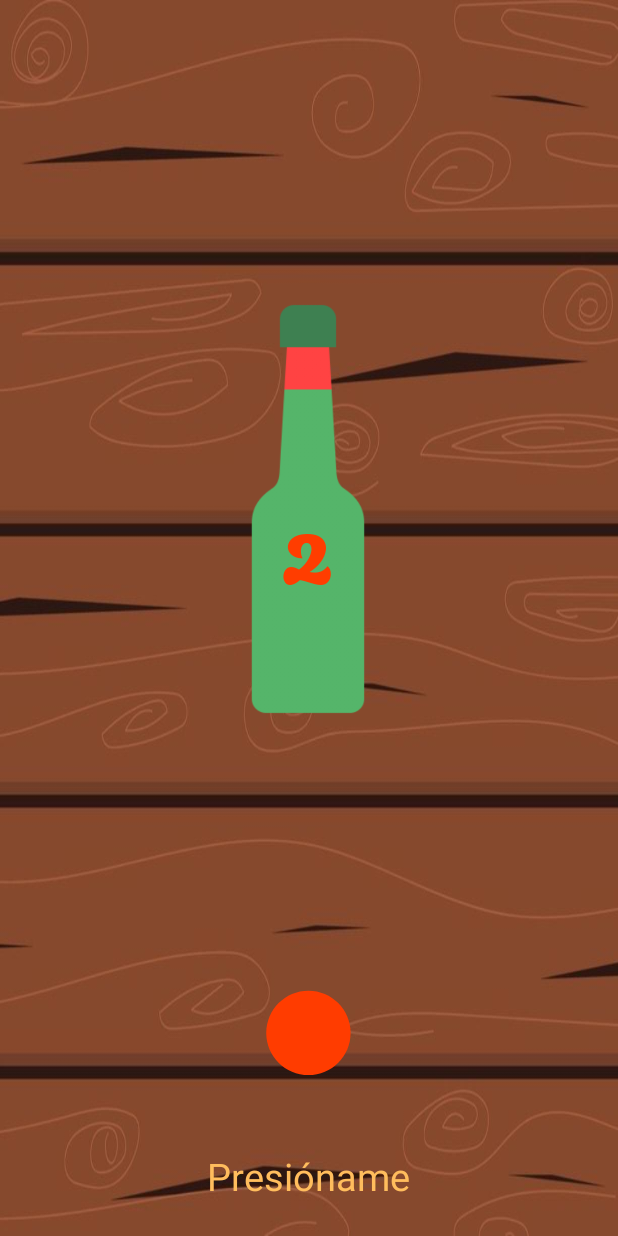
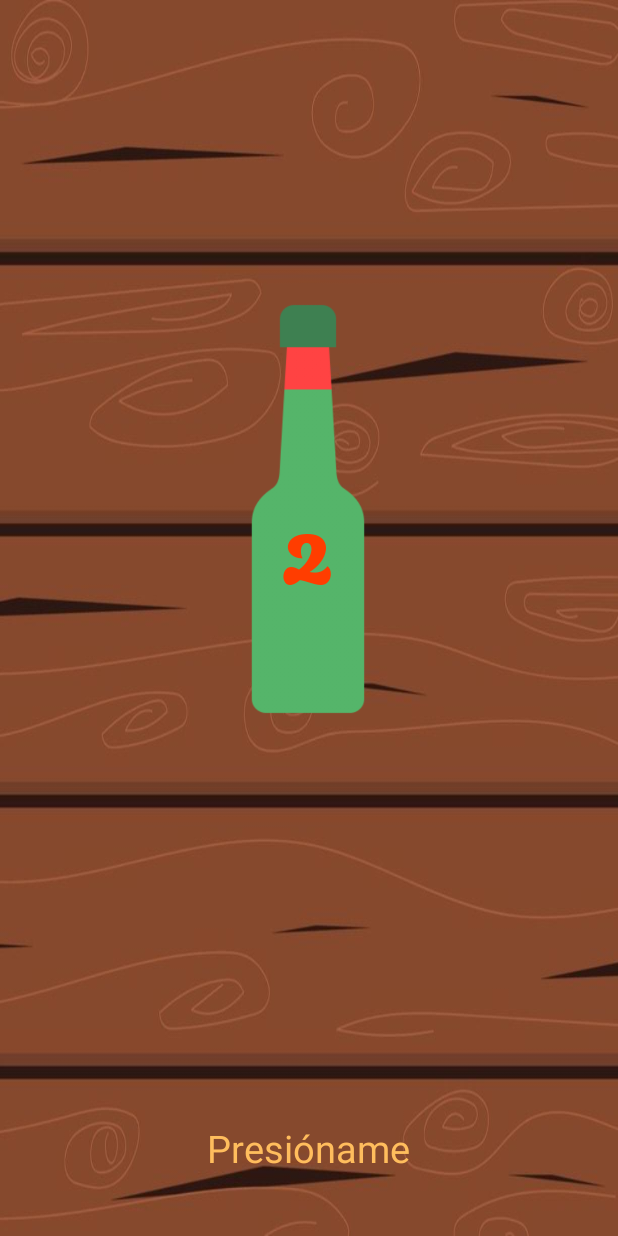
Before and after one commit to CarlosAC-29/equipoSiete, an Android app: the screen it shows after launch (MainActivity), after a tap on an icon or button, on a phone screen of 412 x 824 dp. Run offline under Robolectric (Android 15) with nearby library versions, the phone set to English and light mode, and no system bars; our stand-ins replace data binding; 2 statements that could not run were skipped.

Commit message:
Hide Button implemented

```diff
--- a/app/src/main/java/com/example/picobotella7/view/fragment/HomeFragment.kt
+++ b/app/src/main/java/com/example/picobotella7/view/fragment/HomeFragment.kt
@@ -75,6 +75,7 @@ class HomeFragment : Fragment() {
         // Configurar el listener para guardar el ángulo final de la rotación actual
         rotateAnimation.setAnimationListener(object : Animation.AnimationListener {
             override fun onAnimationStart(animation: Animation?) {
+                lottieBottleAnimation.visibility = View.GONE // Ocultar el botón antes de iniciar la animación
                 mediaPlayer?.start()
                 val stopSoundDelay = 4000L
                 view?.postDelayed({
@@ -86,6 +87,8 @@ class HomeFragment : Fragment() {
             override fun onAnimationEnd(animation: Animation?) {
                 // Aquí puedes ejecutar código al final de la animación de rotación si es necesario
                 lastRotationDegrees = toDegrees
+                lottieBottleAnimation.visibility = View.VISIBLE // Restaurar la visibilidad al finalizar la animación
+
             }
 
             override fun onAnimationRepeat(animation: Animation?) {
--- a/app/src/main/res/layout/fragment_home.xml
+++ b/app/src/main/res/layout/fragment_home.xml
@@ -86,8 +86,8 @@
             app:layout_constraintEnd_toEndOf="parent"
             app:layout_constraintHorizontal_bias="0.498"
             app:layout_constraintStart_toStartOf="parent"
-            app:layout_constraintTop_toBottomOf="@+id/lottieBottleAnimation"
-            app:layout_constraintVertical_bias="0.555" />
+            app:layout_constraintTop_toTopOf="@+id/guideline2"
+            app:layout_constraintVertical_bias="0.839" />
 
     </androidx.constraintlayout.widget.ConstraintLayout>
 </layout>
```
